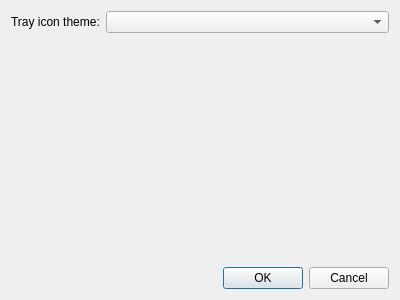
Before: the Qt Designer form src/hanlendar/ui/widget/settingsdialog.ui in anetczuk/hanlendar, drawn with Qt 5.
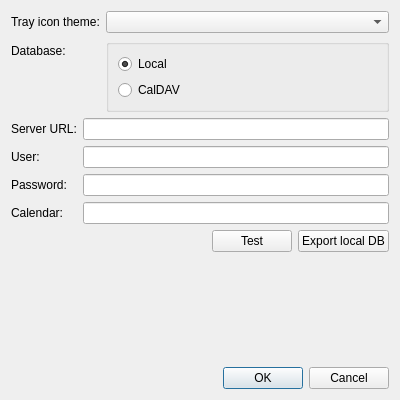
After: the same form once the commit is applied.

Commit message: Work in progress towards caldav integration, minor fixes.

What changed in the file:
```diff
--- a/src/hanlendar/ui/widget/settingsdialog.ui
+++ b/src/hanlendar/ui/widget/settingsdialog.ui
@@ -7,7 +7,7 @@
     <x>0</x>
     <y>0</y>
     <width>400</width>
-    <height>300</height>
+    <height>400</height>
    </rect>
   </property>
   <property name="windowTitle">
@@ -26,8 +26,147 @@
      <item row="0" column="1">
       <widget class="QComboBox" name="trayThemeCB"/>
      </item>
+     <item row="1" column="0">
+      <widget class="QLabel" name="label">
+       <property name="text">
+        <string>Database:</string>
+       </property>
+      </widget>
+     </item>
+     <item row="1" column="1">
+      <widget class="QGroupBox" name="databaseGB">
+       <property name="title">
+        <string/>
+       </property>
+       <layout class="QVBoxLayout" name="verticalLayout_3">
+        <item>
+         <widget class="QRadioButton" name="localRB">
+          <property name="text">
+           <string>Local</string>
+          </property>
+          <property name="checked">
+           <bool>true</bool>
+          </property>
+         </widget>
+        </item>
+        <item>
+         <widget class="QRadioButton" name="caldavRB">
+          <property name="text">
+           <string>CalDAV</string>
+          </property>
+         </widget>
+        </item>
+       </layout>
+      </widget>
+     </item>
     </layout>
    </item>
+   <item>
+    <widget class="QWidget" name="serverData" native="true">
+     <layout class="QVBoxLayout" name="verticalLayout_2">
+      <property name="leftMargin">
+       <number>0</number>
+      </property>
+      <property name="topMargin">
+       <number>0</number>
+      </property>
+      <property name="rightMargin">
+       <number>0</number>
+      </property>
+      <property name="bottomMargin">
+       <number>0</number>
+      </property>
+      <item>
+       <layout class="QFormLayout" name="serverAccessFL">
+        <item row="0" column="0">
+         <widget class="QLabel" name="label_2">
+          <property name="text">
+           <string>Server URL:</string>
+          </property>
+         </widget>
+        </item>
+        <item row="0" column="1">
+         <widget class="QLineEdit" name="serverURLLE"/>
+        </item>
+        <item row="1" column="0">
+         <widget class="QLabel" name="label_3">
+          <property name="text">
+           <string>User:</string>
+          </property>
+         </widget>
+        </item>
+        <item row="1" column="1">
+         <widget class="QLineEdit" name="serverUserLE"/>
+        </item>
+        <item row="2" column="1">
+         <widget class="QLineEdit" name="serverPasswordLE"/>
+        </item>
+        <item row="2" column="0">
+         <widget class="QLabel" name="label_4">
+          <property name="text">
+           <string>Password:</string>
+          </property>
+         </widget>
+        </item>
+        <item row="4" column="1">
+         <layout class="QHBoxLayout" name="horizontalLayout_2">
+          <item>
+           <spacer name="horizontalSpacer">
+            <property name="orientation">
+             <enum>Qt::Horizontal</enum>
+            </property>
+            <property name="sizeHint" stdset="0">
+             <size>
+              <width>40</width>
+              <height>20</height>
+             </size>
+            </property>
+           </spacer>
+          </item>
+          <item>
+           <widget class="QPushButton" name="testURLPB">
+            <property name="text">
+             <string>Test</string>
+            </property>
+           </widget>
+          </item>
+          <item>
+           <widget class="QPushButton" name="exportLocalPB">
+            <property name="text">
+             <string>Export local DB</string>
+            </property>
+           </widget>
+          </item>
+         </layout>
+        </item>
+        <item row="3" column="1">
+         <widget class="QLineEdit" name="calendarLE"/>
+        </item>
+        <item row="3" column="0">
+         <widget class="QLabel" name="label_5">
+          <property name="text">
+           <string>Calendar:</string>
+          </property>
+         </widget>
+        </item>
+       </layout>
+      </item>
+     </layout>
+    </widget>
+   </item>
+   <item>
+    <spacer name="verticalSpacer">
+     <property name="orientation">
+      <enum>Qt::Vertical</enum>
+     </property>
+     <property name="sizeHint" stdset="0">
+      <size>
+       <width>20</width>
+       <height>40</height>
+      </size>
+     </property>
+    </spacer>
+   </item>
    <item>
     <widget class="QDialogButtonBox" name="buttonBox">
      <property name="orientation">
```
Left out of the diff: 8 changed lines with no effect on the pictures. The commit also changes 53 other files.
